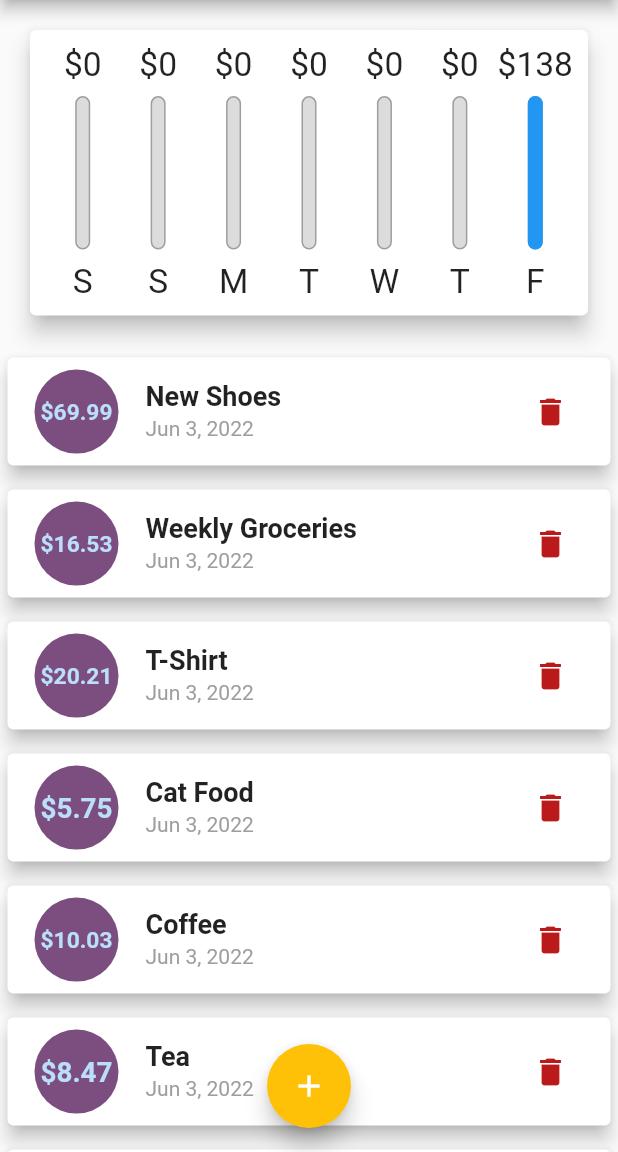
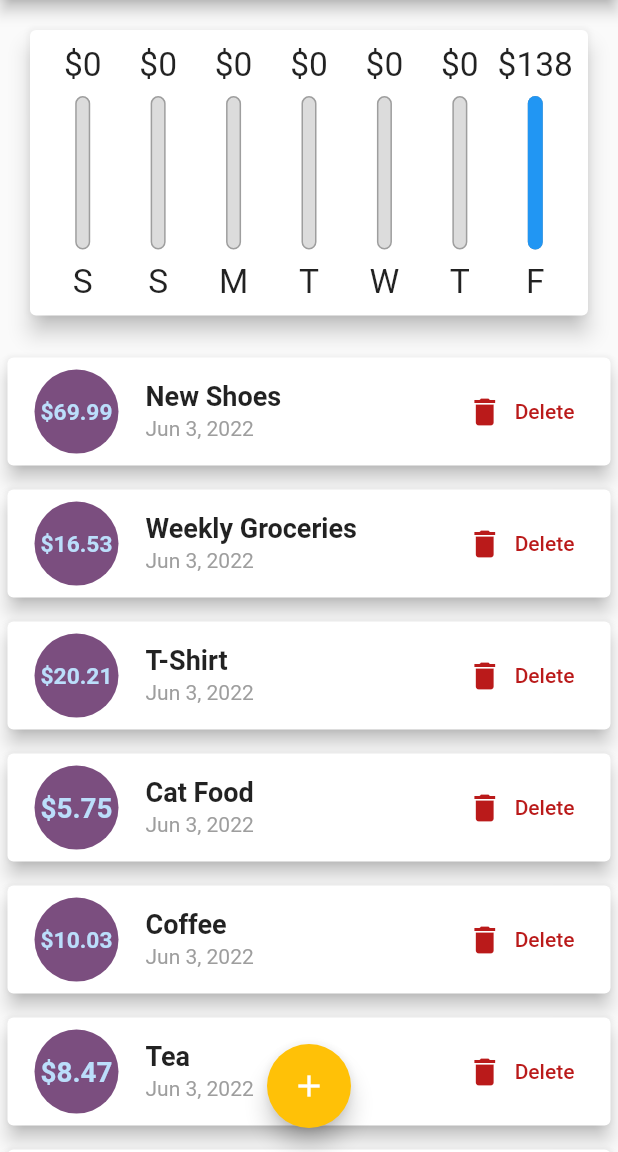
Before and after one commit to polnikovandrey/personal_expenses_app, a Flutter app: the screen it shows after launch, on a phone screen of 412 x 824 dp, the part 84-1236 px from its top. Run offline on Flutter 3.47's test engine with Material 2 defaults, Android fonts, the phone set to English and light mode, and no system bars; Roboto replaces fonts that are missing (OpenSans, Quicksand).

Commit message:
+ respecting the device size (conditionally render a widget depending on the device screen width)

```diff
--- a/lib/widgets/transaction_list.dart
+++ b/lib/widgets/transaction_list.dart
@@ -65,7 +65,21 @@ class TransactionList extends StatelessWidget {
                     transaction.title,
                     style: Theme.of(context).textTheme.headline6,
                   ),
-                  trailing: IconButton(
+                  trailing: MediaQuery.of(context).size.width > 360
+                      ? TextButton.icon(
+                          onPressed: () => _deleteTransaction(transaction.id),
+                          icon: Icon(
+                            Icons.delete,
+                            color: Theme.of(context).errorColor,
+                          ),
+                          label: Text(
+                            'Delete',
+                            style: TextStyle(
+                              color: Theme.of(context).errorColor,
+                            ),
+                          ),
+                        )
+                      : IconButton(
                           icon: Icon(
                             Icons.delete,
                             color: Theme.of(context).errorColor,
```
Lines whose indentation alone changed are shown as unchanged.
